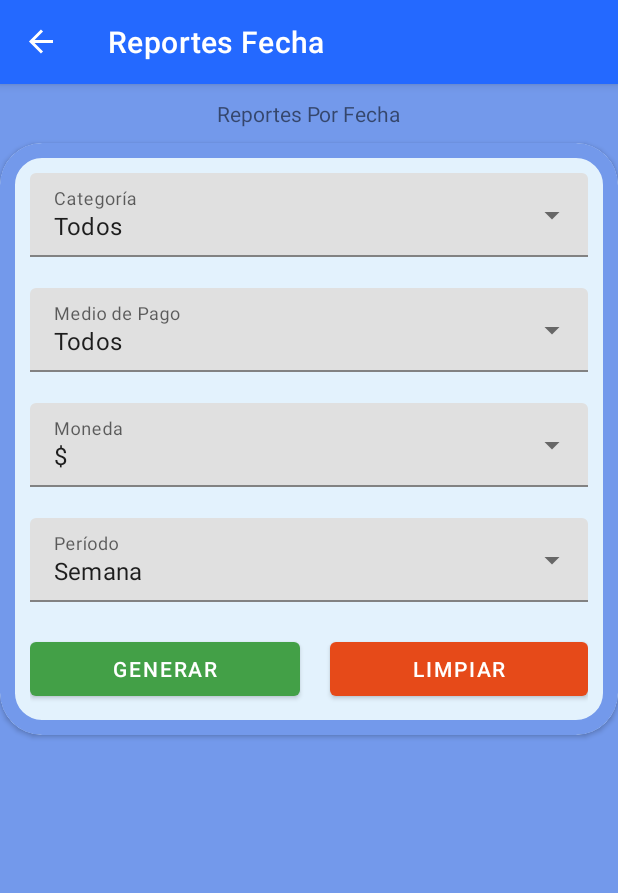
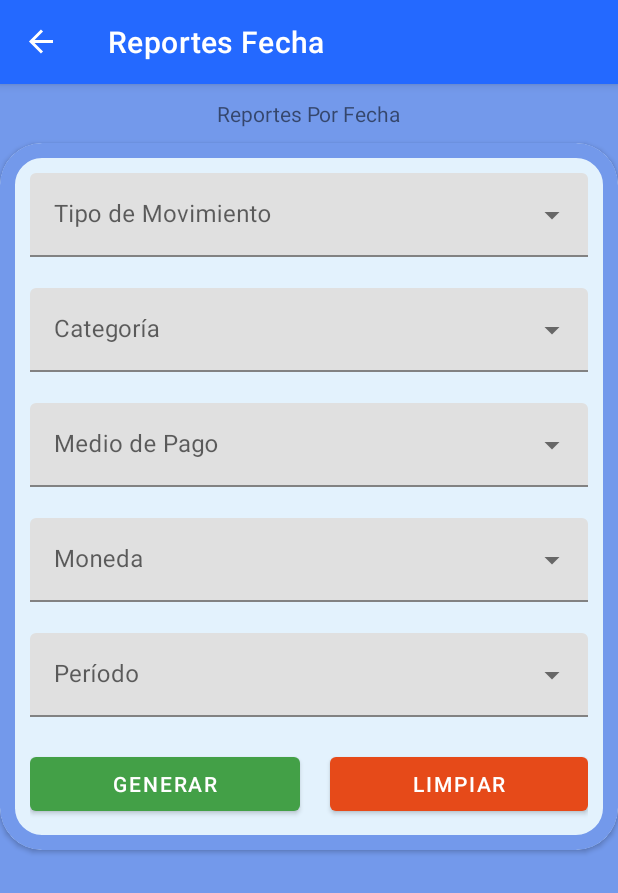
Before and after one commit to UTN-FRBA-Mobile/SaveIT, an Android app: the ReportesDateChartFragment screen opened through its navigation route, on a phone screen of 412 x 824 dp. Shown: the top 893 px of the screen. Run offline under Robolectric (Android 15) with nearby library versions, the phone set to English and light mode, and no system bars; our stand-ins replace Room's generated code, navigation-ui.

Commit message:
added tipo movimiento to the date reports ui

```diff
--- a/app/src/main/java/com/example/saveit/data/TipoMovimiento.kt
+++ b/app/src/main/java/com/example/saveit/data/TipoMovimiento.kt
@@ -1,8 +1,8 @@
 package com.example.saveit.data
 
-enum class TipoMovimiento (val valor:Int) {
-    INGRESO(0),
-    EGRESO(1);
+enum class TipoMovimiento (val valor:Int, val descripcion:String) {
+    INGRESO(0, "Ingreso"),
+    EGRESO(1, "Egreso");
 
     companion object {
         fun getByValor(valor: Int): String {
--- a/app/src/main/java/com/example/saveit/ui/reportes/ReportesDateChartFragment.kt
+++ b/app/src/main/java/com/example/saveit/ui/reportes/ReportesDateChartFragment.kt
@@ -10,10 +10,7 @@ import android.widget.Toast
 import androidx.fragment.app.Fragment
 import androidx.navigation.fragment.findNavController
 import com.example.saveit.R
-import com.example.saveit.data.Categoria
-import com.example.saveit.data.MedioPago
-import com.example.saveit.data.Moneda
-import com.example.saveit.data.PeriodosDeTiempo
+import com.example.saveit.data.*
 import com.example.saveit.databinding.ReportesDateChartFragmentBinding
 
 class ReportesDateChartFragment: Fragment()  {
@@ -25,6 +22,10 @@ class ReportesDateChartFragment: Fragment()  {
     override fun onCreateView(inflater: LayoutInflater, container: ViewGroup?,
                               savedInstanceState: Bundle?): View? {
         _binding = ReportesDateChartFragmentBinding.inflate(inflater, container, false)
+
+        var itemsTipoDeMovimiento = TipoMovimiento.values().map { it.descripcion }
+        val adapterTipoDeMovimiento = ArrayAdapter(requireContext(), R.layout.lista_items, itemsTipoDeMovimiento)
+        (binding.tipoMovimiento.editText as? AutoCompleteTextView)?.setAdapter(adapterTipoDeMovimiento)
 
         var itemsMedioPago = MedioPago.values().map { it.descripcion }
         itemsMedioPago = itemsMedioPago.toMutableList()
@@ -46,10 +47,11 @@ class ReportesDateChartFragment: Fragment()  {
         val adapterPeriodosDeTiempo = ArrayAdapter(requireContext(), R.layout.lista_items, itemsPeriodosDeTiempo)
         (binding.periodoDeTiempo.editText as? AutoCompleteTextView)?.setAdapter(adapterPeriodosDeTiempo)
 
-        (binding.medioDePago.editText as? AutoCompleteTextView)?.setText(adapterMedioPago.getItem(0).toString(), false)
-        (binding.categoria.editText as? AutoCompleteTextView)?.setText(adapterCategoria.getItem(0).toString(), false)
-        (binding.moneda.editText as? AutoCompleteTextView)?.setText(adapterMonedas.getItem(0).toString(), false)
-        (binding.periodoDeTiempo.editText as? AutoCompleteTextView)?.setText(adapterPeriodosDeTiempo.getItem(0).toString(), false)
+        //(binding.tipoMovimiento.editText as? AutoCompleteTextView)?.setText(adapterTipoDeMovimiento.getItem(0).toString(), false)
+        //(binding.medioDePago.editText as? AutoCompleteTextView)?.setText(adapterMedioPago.getItem(0).toString(), false)
+        //(binding.categoria.editText as? AutoCompleteTextView)?.setText(adapterCategoria.getItem(0).toString(), false)
+        //(binding.moneda.editText as? AutoCompleteTextView)?.setText(adapterMonedas.getItem(0).toString(), false)
+        //(binding.periodoDeTiempo.editText as? AutoCompleteTextView)?.setText(adapterPeriodosDeTiempo.getItem(0).toString(), false)
 
         binding.botonGenerarReporte.setOnClickListener {
             openReport()
@@ -63,6 +65,7 @@ class ReportesDateChartFragment: Fragment()  {
     }
 
     private fun cleanForm() {
+        (binding.tipoMovimiento.editText as? AutoCompleteTextView)?.setText("")
         (binding.medioDePago.editText as? AutoCompleteTextView)?.setText("")
         (binding.categoria.editText as? AutoCompleteTextView)?.setText("")
         (binding.moneda.editText as? AutoCompleteTextView)?.setText("")
@@ -70,19 +73,22 @@ class ReportesDateChartFragment: Fragment()  {
     }
 
     private fun openReport() {
+        val tipoMovimiento = (binding.tipoMovimiento.editText as? AutoCompleteTextView)?.text
         val medioPagoSelec = (binding.medioDePago.editText as? AutoCompleteTextView)?.text
         val categoriaSelec = (binding.categoria.editText as? AutoCompleteTextView)?.text
         val monedaSelec = (binding.moneda.editText as? AutoCompleteTextView)?.text
         val periodoSelec = (binding.periodoDeTiempo.editText as? AutoCompleteTextView)?.text
 
-        if (medioPagoSelec.isNullOrEmpty()
+        if (tipoMovimiento.isNullOrEmpty()
+            || medioPagoSelec.isNullOrEmpty()
             || categoriaSelec.isNullOrEmpty()
             || monedaSelec.isNullOrEmpty()
             || periodoSelec.isNullOrEmpty()){
             Toast.makeText(requireContext(), "Por favor, selecciona todos los campos", Toast.LENGTH_LONG).show()
         }
         else{
-            val seleccion = arrayListOf(medioPagoSelec.toString(),
+            val seleccion = arrayListOf(tipoMovimiento.toString(),
+                medioPagoSelec.toString(),
                 categoriaSelec.toString(),
                 monedaSelec.toString(),
                 periodoSelec.toString())
--- a/app/src/main/res/layout/reportes_date_chart_fragment.xml
+++ b/app/src/main/res/layout/reportes_date_chart_fragment.xml
@@ -38,6 +38,22 @@
                 android:layout_height="wrap_content"
                 android:orientation="vertical"
                 >
+
+                <com.google.android.material.textfield.TextInputLayout
+                    android:id="@+id/tipoMovimiento"
+                    android:layout_width="fill_parent"
+                    android:layout_weight="1"
+                    android:layout_height="wrap_content"
+                    android:hint="@string/dropdown_reportes_por_fecha_tipodemovimiento"
+                    app:errorEnabled="true"
+                    style="@style/Widget.MaterialComponents.TextInputLayout.FilledBox.ExposedDropdownMenu">
+
+                    <AutoCompleteTextView
+                        android:layout_width="fill_parent"
+                        android:layout_height="wrap_content"
+                        android:inputType="none"
+                        />
+                </com.google.android.material.textfield.TextInputLayout>
 
             <com.google.android.material.textfield.TextInputLayout
                 android:id="@+id/categoria"
--- a/app/src/main/res/values/strings.xml
+++ b/app/src/main/res/values/strings.xml
@@ -10,6 +10,7 @@
     <string name="titulo_reportes_por_fecha_detalle">Reportes Por Fecha - Detalle</string>
     <string name="dropdown_reportes_por_fecha_periodo">Período</string>
     <string name="dropdown_reportes_por_fecha_categoria">Categoría</string>
+    <string name="dropdown_reportes_por_fecha_tipodemovimiento">Tipo de Movimiento</string>
     <string name="dropdown_reportes_por_fecha_medio_de_pago">Medio de Pago</string>
     <string name="dropdown_reportes_por_fecha_moneda">Moneda</string>
     <string name="dropdown_grafico_de_torta_Mes">Mes</string>
```
Also changed, not shown: app/src/main/java/com/example/saveit/ui/reportes/ActualDateChartFragment.kt (+5 -4 lines).
